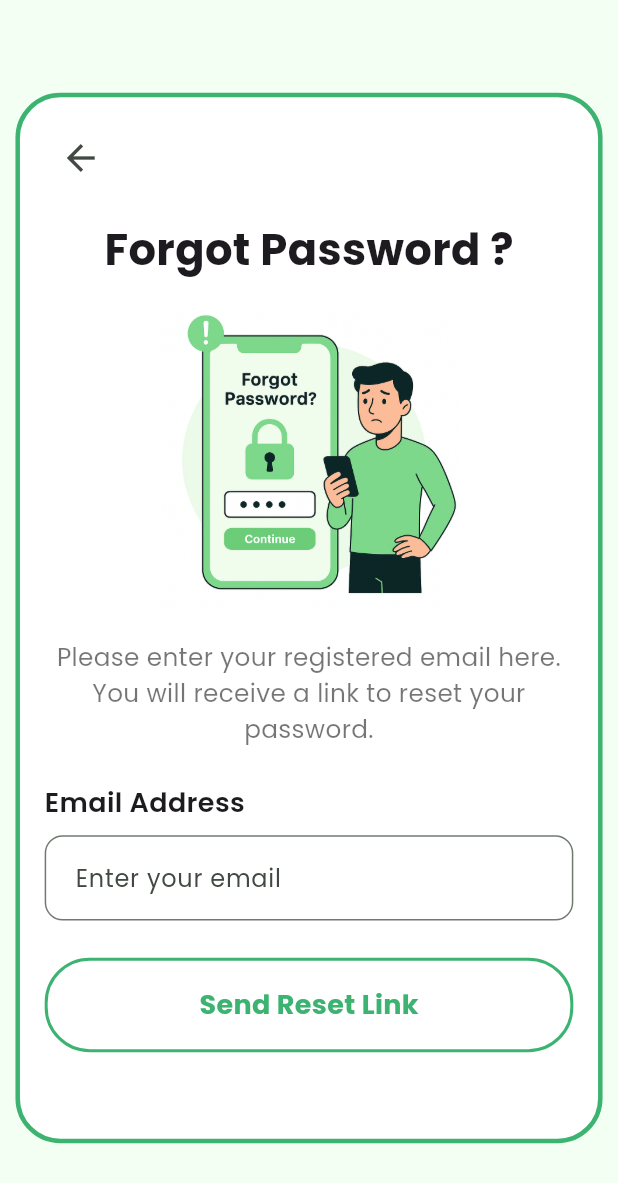
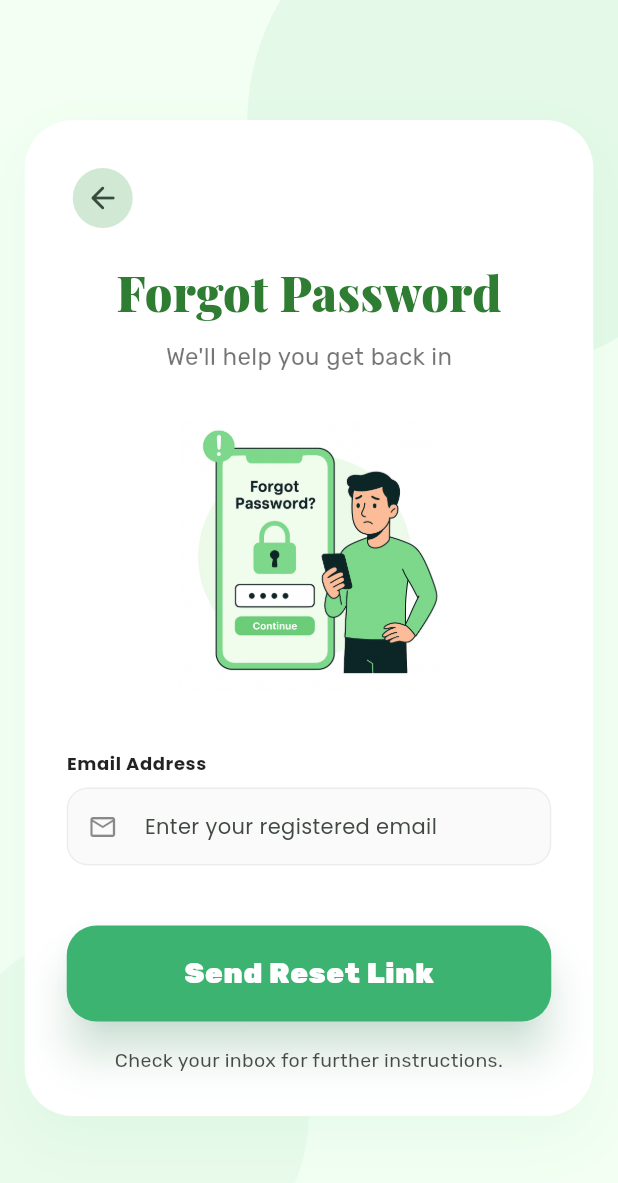
Before and after one commit to InushiAnjala/wasteless_app, a Flutter app: the ForgotPasswordScreen screen opened directly, on a phone screen of 412 x 824 dp. Shown: the top 1183 px of the screen. Run offline on Flutter 3.47's test engine with Material 3 defaults, Android fonts, the phone set to English and light mode, and no system bars; our stand-ins replace cloud_firestore, firebase_auth, firebase_core, fl_chart, google_fonts, google_generative_ai and 4 more; missing offline and left inert: google_mlkit_barcode_scanning, google_mlkit_text_recognition; accounts and stored records are empty.

Commit message:
feat: implement forgot password screen with Firebase email reset functionality

```diff
--- a/lib/screens/auth/forgot_password_screen.dart
+++ b/lib/screens/auth/forgot_password_screen.dart
@@ -1,6 +1,9 @@
 import 'package:flutter/material.dart';
 import 'package:firebase_auth/firebase_auth.dart';
+import 'package:google_fonts/google_fonts.dart';
 import '../../constants/colors.dart';
+import '../../widgets/organic_shape.dart';
+import '../../widgets/organic_button.dart';
 
 class ForgotPasswordScreen extends StatefulWidget {
   const ForgotPasswordScreen({super.key});
@@ -41,7 +44,6 @@ class _ForgotPasswordScreenState extends State<ForgotPasswordScreen> {
         ),
       );
 
-      // Delay slightly then pop back to login
       Future.delayed(const Duration(seconds: 2), () {
         if (mounted) Navigator.pop(context);
       });
@@ -57,144 +59,181 @@ class _ForgotPasswordScreenState extends State<ForgotPasswordScreen> {
 
   @override
   Widget build(BuildContext context) {
-    // Screen size
-    double screenHeight = MediaQuery.of(context).size.height;
-    double screenWidth = MediaQuery.of(context).size.width;
+    final theme = Theme.of(context);
+    final size = MediaQuery.of(context).size;
 
     return Scaffold(
       backgroundColor: AppColors.bgColor,
-      body: SafeArea(
-        child: Center(
-          child: Container(
-            // Outer frame
-            width: screenWidth * 0.95,
-            padding: EdgeInsets.symmetric(
-              horizontal: screenWidth * 0.04,
-              vertical: screenHeight * 0.02,
+      body: Stack(
+        children: [
+          // Decorative Organic Shapes (Consistent with LoginScreen)
+          Positioned(
+            top: -size.height * 0.1,
+            right: -size.width * 0.2,
+            child: OrganicShape(
+              width: size.width * 0.8,
+              height: size.height * 0.4,
+              color: AppColors.primary.withOpacity(0.08),
             ),
-            decoration: BoxDecoration(
-              color: Colors.white,
-              borderRadius: BorderRadius.circular(30),
-              border: Border.all(color: AppColors.primary, width: 3),
+          ),
+          Positioned(
+            bottom: -size.height * 0.05,
+            left: -size.width * 0.1,
+            child: OrganicShape(
+              width: size.width * 0.6,
+              height: size.height * 0.3,
+              color: AppColors.primary.withOpacity(0.05),
             ),
-            child: SingleChildScrollView(
-              child: Column(
-                crossAxisAlignment: CrossAxisAlignment.start,
-                children: [
-                  // Back button
-                  IconButton(
-                    icon: const Icon(Icons.arrow_back, size: 28),
-                    onPressed: () => Navigator.pop(context),
+          ),
+
+          SafeArea(
+            child: Center(
+              child: SingleChildScrollView(
+                physics: const BouncingScrollPhysics(),
+                child: Container(
+                  width: size.width * 0.92,
+                  margin: const EdgeInsets.symmetric(vertical: 24),
+                  padding: const EdgeInsets.all(28),
+                  decoration: BoxDecoration(
+                    color: Colors.white,
+                    borderRadius: BorderRadius.circular(32),
+                    boxShadow: [
+                      BoxShadow(
+                        color: AppColors.primary.withOpacity(0.06),
+                        blurRadius: 30,
+                        offset: const Offset(0, 15),
+                      ),
+                    ],
                   ),
+                  child: Column(
+                    children: [
+                      // 🔙 Back Button
+                      Align(
+                        alignment: Alignment.centerLeft,
+                        child: IconButton.filledTonal(
+                          onPressed: () => Navigator.pop(context),
+                          icon: const Icon(Icons.arrow_back_rounded),
+                        ),
+                      ),
 
-                  SizedBox(height: screenHeight * 0.02),
+                      const SizedBox(height: 16),
 
-                  // Title
-                  Center(
-                    child: Text(
-                      "Forgot Password ?",
-                      style: TextStyle(
-                        fontSize: screenHeight * 0.035,
-                        fontWeight: FontWeight.bold,
+                      Text(
+                        "Forgot Password",
+                        style: GoogleFonts.playfairDisplay(
+                          textStyle: const TextStyle(
+                            fontSize: 32,
+                            fontWeight: FontWeight.w900,
+                            color: Color(0xFF2E7D32),
+                          ),
+                        ),
                       ),
-                    ),
-                  ),
+                      const SizedBox(height: 8),
+                      Text(
+                        "We'll help you get back in",
+                        style: GoogleFonts.rubik(
+                          textStyle: TextStyle(
+                            fontSize: 16,
+                            color: AppColors.lightText,
+                          ),
+                        ),
+                      ),
 
-                  SizedBox(height: screenHeight * 0.02),
+                      const SizedBox(height: 32),
 
-                  // Image
-                  Center(
-                    child: SizedBox(
-                      height: screenHeight * 0.25,
-                      child: Image.asset(
+                      Image.asset(
                         "assets/onboarding_1.png",
+                        height: 180,
                         fit: BoxFit.contain,
                       ),
-                    ),
-                  ),
 
-                  SizedBox(height: screenHeight * 0.02),
+                      const SizedBox(height: 40),
 
-                  // Instruction
-                  Center(
-                    child: Text(
-                      "Please enter your registered email here.\nYou will receive a link to reset your password.",
-                      textAlign: TextAlign.center,
-                      style: TextStyle(
-                        fontSize: screenHeight * 0.02,
-                        color: Colors.black54,
+                      // Email Field (Consistent Style)
+                      _customTextField(
+                        theme: theme,
+                        controller: emailController,
+                        label: "Email Address",
+                        hint: "Enter your registered email",
+                        icon: Icons.email_outlined,
+                        keyboardType: TextInputType.emailAddress,
                       ),
-                    ),
-                  ),
 
-                  SizedBox(height: screenHeight * 0.03),
+                      const SizedBox(height: 40),
 
-                  // Email Address label
-                  const Text(
-                    "Email Address",
-                    style: TextStyle(
-                      fontSize: 18,
-                      fontWeight: FontWeight.w600,
-                    ),
-                  ),
+                      // Action Button
+                      OrganicButton(
+                        text: _isLoading ? "Sending..." : "Send Reset Link",
+                        onPressed: _isLoading ? () {} : _resetPassword,
+                      ),
 
-                  SizedBox(height: screenHeight * 0.01),
+                      const SizedBox(height: 16),
 
-                  // Email TextField
-                  TextField(
-                    controller: emailController,
-                    keyboardType: TextInputType.emailAddress,
-                    decoration: InputDecoration(
-                      hintText: "Enter your email",
-                      contentPadding: EdgeInsets.symmetric(
-                        vertical: screenHeight * 0.02,
-                        horizontal: screenWidth * 0.04,
-                      ),
-                      border: OutlineInputBorder(
-                        borderRadius: BorderRadius.circular(12),
-                      ),
-                    ),
-                  ),
-
-                  SizedBox(height: screenHeight * 0.03),
-
-                  // Continue Button
-                  SizedBox(
-                    width: double.infinity,
-                    child: GestureDetector(
-                      onTap: _isLoading ? null : _resetPassword,
-                      child: Container(
-                        padding: EdgeInsets.symmetric(
-                          vertical: screenHeight * 0.02,
-                        ),
-                        decoration: BoxDecoration(
-                          color: _isLoading ? Colors.grey : Colors.white,
-                          borderRadius: BorderRadius.circular(30),
-                          border: Border.all(color: AppColors.primary, width: 2),
-                        ),
-                        child: Center(
-                          child: _isLoading
-                              ? const CircularProgressIndicator(color: Colors.green)
-                              : Text(
-                                  "Send Reset Link",
-                                  style: TextStyle(
-                                    fontSize: 18,
-                                    color: AppColors.primary,
-                                    fontWeight: FontWeight.bold,
-                                  ),
-                                ),
+                      Text(
+                        "Check your inbox for further instructions.",
+                        textAlign: TextAlign.center,
+                        style: GoogleFonts.rubik(
+                          textStyle: TextStyle(
+                            fontSize: 13,
+                            color: AppColors.lightText.withOpacity(0.7),
+                          ),
                         ),
                       ),
-                    ),
+                    ],
                   ),
-
-                  SizedBox(height: screenHeight * 0.05),
-                ],
+                ),
               ),
             ),
           ),
-        ),
+        ],
       ),
     );
   }
+
+  Widget _customTextField({
+    required ThemeData theme,
+    required TextEditingController controller,
+    required String label,
+    required String hint,
+    required IconData icon,
+    TextInputType? keyboardType,
+  }) {
+    return Column(
+      crossAxisAlignment: CrossAxisAlignment.start,
+      children: [
+        Text(
+          label,
+          style: theme.textTheme.bodySmall?.copyWith(
+            fontWeight: FontWeight.bold,
+            color: AppColors.darkText,
+          ),
+        ),
+        const SizedBox(height: 8),
+        TextField(
+          controller: controller,
+          keyboardType: keyboardType,
+          style: theme.textTheme.bodyMedium,
+          decoration: InputDecoration(
+            hintText: hint,
+            prefixIcon: Icon(icon, size: 20, color: Colors.black45),
+            contentPadding: const EdgeInsets.symmetric(horizontal: 16, vertical: 16),
+            filled: true,
+            fillColor: Colors.grey[50],
+            border: OutlineInputBorder(
+              borderRadius: BorderRadius.circular(14),
+              borderSide: BorderSide(color: Colors.black.withOpacity(0.05)),
+            ),
+            enabledBorder: OutlineInputBorder(
+              borderRadius: BorderRadius.circular(14),
+              borderSide: BorderSide(color: Colors.black.withOpacity(0.05)),
+            ),
+            focusedBorder: OutlineInputBorder(
+              borderRadius: BorderRadius.circular(14),
+              borderSide: BorderSide(color: theme.colorScheme.primary, width: 2),
+            ),
+          ),
+        ),
+      ],
+    );
+  }
 }
```
